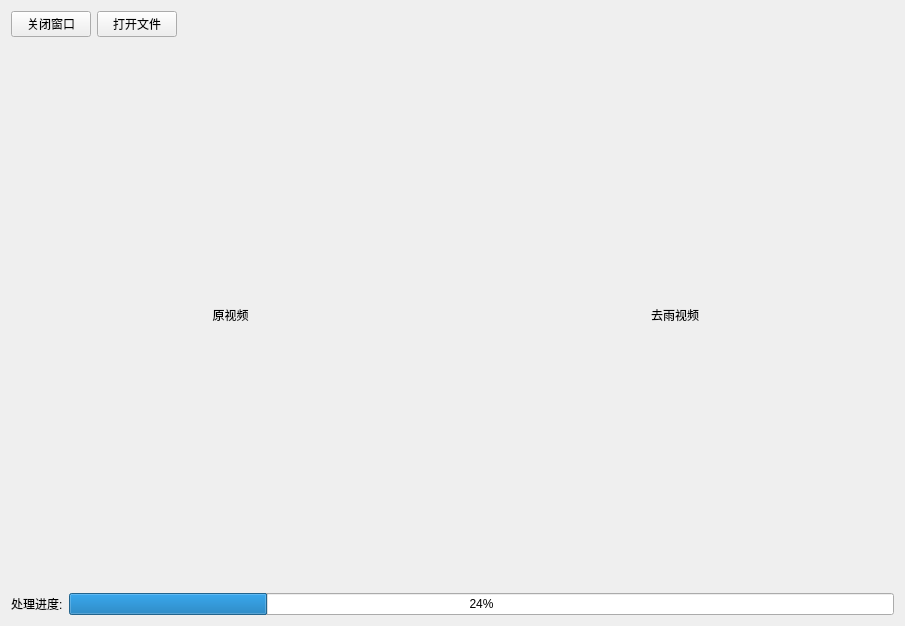
Above: derain/derain.ui from FrankOcean/smartcabin before the change. Below: the same form after it.
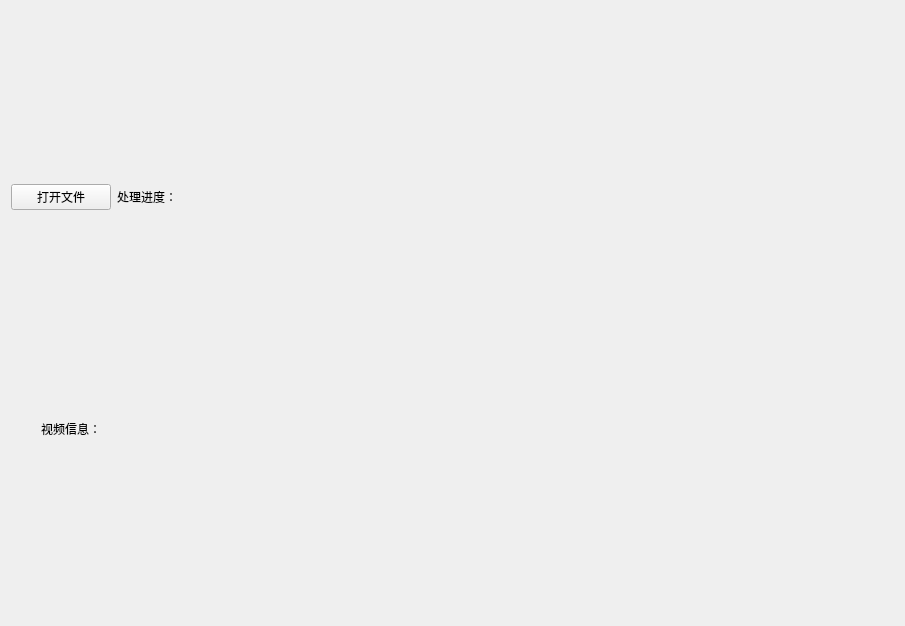
That is the form after the change.

Commit message: 1. 修复cv2无法保存视频 2. 更新UI

Patch:
```diff
--- a/derain/derain.ui
+++ b/derain/derain.ui
@@ -16,50 +16,68 @@
   <layout class="QVBoxLayout" name="verticalLayout_2">
    <item>
     <layout class="QHBoxLayout" name="horizontalLayout_5">
-     <item>
-      <widget class="QPushButton" name="pushButton_2">
-       <property name="text">
-        <string>关闭窗口</string>
-       </property>
-      </widget>
-     </item>
+     <property name="sizeConstraint">
+      <enum>QLayout::SetFixedSize</enum>
+     </property>
      <item>
       <widget class="QPushButton" name="openfile_btn">
+       <property name="maximumSize">
+        <size>
+         <width>100</width>
+         <height>16777215</height>
+        </size>
+       </property>
        <property name="text">
         <string>打开文件</string>
        </property>
       </widget>
      </item>
      <item>
-      <spacer name="horizontalSpacer">
-       <property name="orientation">
-        <enum>Qt::Horizontal</enum>
-       </property>
-       <property name="sizeHint" stdset="0">
+      <widget class="QLabel" name="label">
+       <property name="maximumSize">
         <size>
-         <width>20</width>
-         <height>20</height>
+         <width>80</width>
+         <height>80</height>
         </size>
        </property>
-      </spacer>
+       <property name="text">
+        <string>处理进度：</string>
+       </property>
+      </widget>
      </item>
-    </layout>
-   </item>
    <item>
-    <layout class="QVBoxLayout" name="verticalLayout">
-     <item>
-      <layout class="QHBoxLayout" name="video_compare_constrain">
-       <property name="sizeConstraint">
-        <enum>QLayout::SetMinimumSize</enum>
+      <widget class="QLabel" name="process_label">
+       <property name="maximumSize">
+        <size>
+         <width>16777215</width>
+         <height>80</height>
+        </size>
        </property>
+       <property name="text">
+        <string/>
+       </property>
+       <property name="alignment">
+        <set>Qt::AlignCenter</set>
+       </property>
+      </widget>
+     </item>
       </layout>
      </item>
      <item>
       <layout class="QHBoxLayout" name="horizontalLayout_7">
+     <property name="sizeConstraint">
+      <enum>QLayout::SetFixedSize</enum>
+     </property>
        <item>
         <widget class="QLabel" name="label_2">
+       <property name="maximumSize">
+        <size>
+         <width>120</width>
+         <height>80</height>
+        </size>
+       </property>
          <property name="text">
-          <string>原视频</string>
+        <string>视频信息：</string>
          </property>
          <property name="alignment">
           <set>Qt::AlignCenter</set>
@@ -67,35 +85,39 @@
         </widget>
        </item>
        <item>
-        <widget class="QLabel" name="label_3">
+      <widget class="QLabel" name="info_label">
+       <property name="maximumSize">
+        <size>
+         <width>16777215</width>
+         <height>80</height>
+        </size>
+       </property>
          <property name="text">
-          <string>去雨视频</string>
+        <string/>
          </property>
          <property name="alignment">
           <set>Qt::AlignCenter</set>
          </property>
         </widget>
        </item>
+    </layout>
+   </item>
+   <item>
+    <layout class="QVBoxLayout" name="verticalLayout">
+     <item>
+      <layout class="QHBoxLayout" name="video_compare_constrain">
+       <property name="sizeConstraint">
+        <enum>QLayout::SetDefaultConstraint</enum>
+       </property>
       </layout>
      </item>
     </layout>
    </item>
    <item>
     <layout class="QHBoxLayout" name="horizontalLayout">
-     <item>
-      <widget class="QLabel" name="process_label">
-       <property name="text">
-        <string>处理进度:</string>
-       </property>
-      </widget>
-     </item>
-     <item>
-      <widget class="QProgressBar" name="progressBar">
-       <property name="value">
-        <number>24</number>
-       </property>
-      </widget>
-     </item>
+     <property name="sizeConstraint">
+      <enum>QLayout::SetFixedSize</enum>
+     </property>
     </layout>
    </item>
   </layout>
```
Left out of the diff: 19 changed lines with no effect on the pictures. Lines whose indentation alone changed are shown as unchanged. The commit also changes 19 other files.
